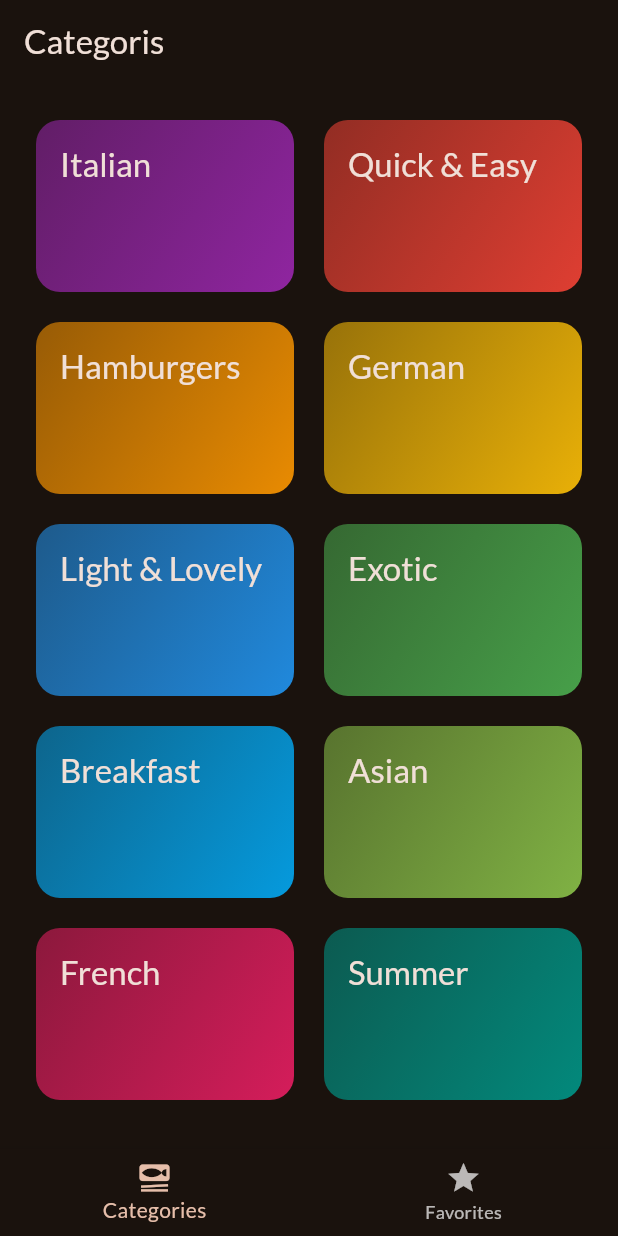
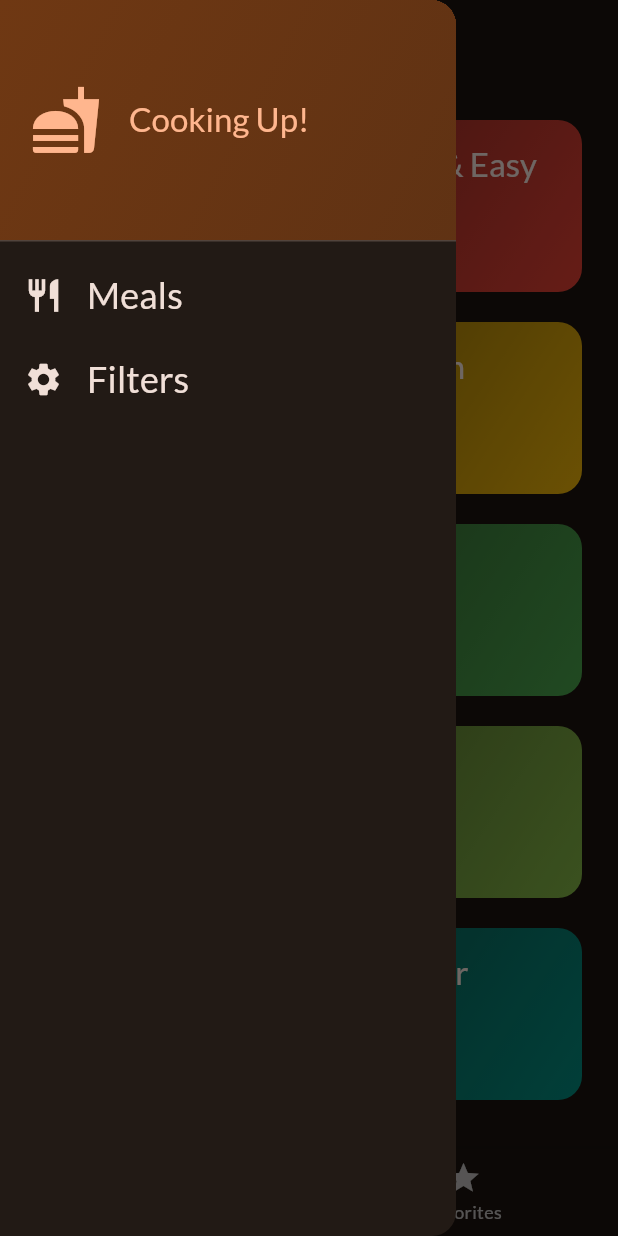
Before and after one commit to INO95/Flutter_study_250105, a Flutter app: the screen it shows after launch, with the side drawer open (before the commit the screen has no drawer), on a phone screen of 412 x 824 dp. Run offline on Flutter 3.47's test engine with Material 3 defaults, Android fonts, the phone set to English and light mode, and no system bars; our stand-ins replace google_fonts, transparent_image.

Commit message:
250208_flutter_lecture_170

```diff
--- /dev/null
+++ b/meals/lib/screens/main_drawer.dart
@@ -0,0 +1,73 @@
+import 'package:flutter/material.dart';
+
+class MainDrawer extends StatelessWidget {
+  const MainDrawer({super.key});
+
+  @override
+  Widget build(BuildContext context) {
+    return Drawer(
+      child: Column(
+        children: [
+          DrawerHeader(
+            padding: const EdgeInsets.all(20),
+            decoration: BoxDecoration(
+                gradient: LinearGradient(
+              colors: [
+                Theme.of(context).colorScheme.primaryContainer,
+                Theme.of(context).colorScheme.primaryContainer.withAlpha(204),
+              ],
+              begin: Alignment.topLeft,
+              end: Alignment.bottomRight,
+            )),
+            child: Row(
+              children: [
+                Icon(
+                  Icons.fastfood,
+                  size: 48,
+                  color: Theme.of(context).colorScheme.primary,
+                ),
+                const SizedBox(width: 18),
+                Text(
+                  'Cooking Up!',
+                  style: Theme.of(context).textTheme.titleLarge!.copyWith(
+                        color: Theme.of(context).colorScheme.primary,
+                      ),
+                ),
+              ],
+            ),
+          ),
+          ListTile(
+            leading: Icon(
+              Icons.restaurant,
+              size: 26,
+              color: Theme.of(context).colorScheme.onSurface,
+            ),
+            title: Text(
+              'Meals',
+              style: Theme.of(context).textTheme.titleSmall!.copyWith(
+                    color: Theme.of(context).colorScheme.onSurface,
+                    fontSize: 24,
+                  ),
+            ),
+            onTap: () {},
+          ),
+          ListTile(
+            leading: Icon(
+              Icons.settings,
+              size: 26,
+              color: Theme.of(context).colorScheme.onSurface,
+            ),
+            title: Text(
+              'Filters',
+              style: Theme.of(context).textTheme.titleSmall!.copyWith(
+                    color: Theme.of(context).colorScheme.onSurface,
+                    fontSize: 24,
+                  ),
+            ),
+            onTap: () {},
+          ),
+        ],
+      ),
+    );
+  }
+}
--- a/meals/lib/screens/tabs.dart
+++ b/meals/lib/screens/tabs.dart
@@ -1,6 +1,7 @@
 import 'package:flutter/material.dart';
 import 'package:meals/models/meal.dart';
 import 'package:meals/screens/categories.dart';
+import 'package:meals/screens/main_drawer.dart';
 import 'package:meals/screens/meals.dart';
 
 class TabsScreen extends StatefulWidget {
@@ -66,6 +67,7 @@ class _TabsScreenState extends State<TabsScreen> {
       appBar: AppBar(
         title: Text(activePageTitle),
       ),
+      drawer: const MainDrawer(),
       body: activePage,
       bottomNavigationBar: BottomNavigationBar(
         onTap: _selectPage,
```
